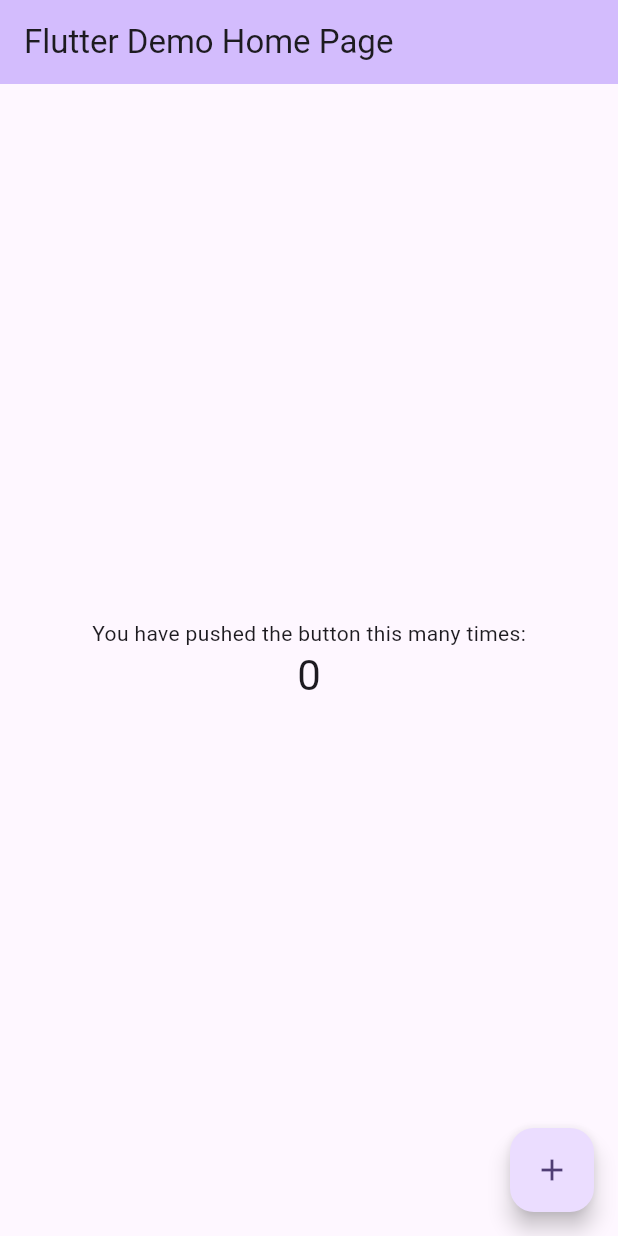
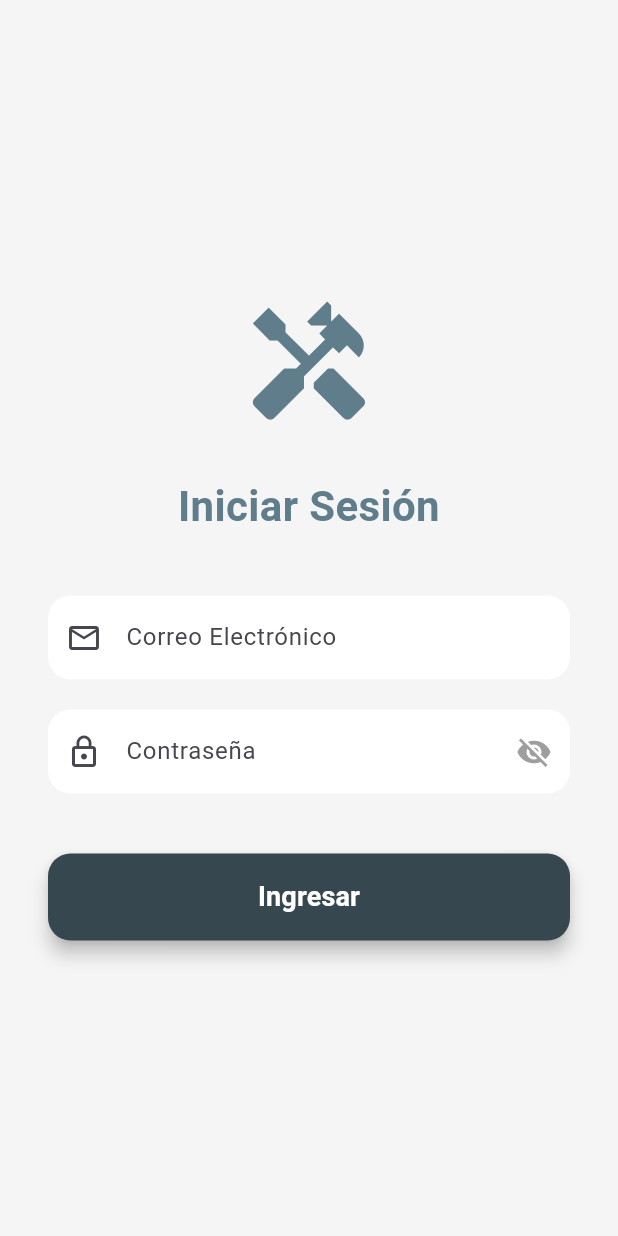
Before and after one commit to Sosa-dev/ferreteriaBimetalica, a Flutter app: the screen it shows after launch, on a phone screen of 412 x 824 dp. Run offline on Flutter 3.47's test engine with Material 3 defaults, Android fonts, the phone set to English and light mode, and no system bars; our stand-ins replace dio, flutter_secure_storage.

Commit message:
se agrega pantalla de login.dart

```diff
--- a/lib/main.dart
+++ b/lib/main.dart
@@ -1,4 +1,5 @@
 import 'package:flutter/material.dart';
+import 'screens/login.dart';
 
 void main() {
   runApp(const MyApp());
@@ -13,110 +14,9 @@ class MyApp extends StatelessWidget {
     return MaterialApp(
       title: 'Flutter Demo',
       theme: ThemeData(
-        // This is the theme of your application.
-        //
-        // TRY THIS: Try running your application with "flutter run". You'll see
-        // the application has a purple toolbar. Then, without quitting the app,
-        // try changing the seedColor in the colorScheme below to Colors.green
-        // and then invoke "hot reload" (save your changes or press the "hot
-        // reload" button in a Flutter-supported IDE, or press "r" if you used
-        // the command line to start the app).
-        //
-        // Notice that the counter didn't reset back to zero; the application
-        // state is not lost during the reload. To reset the state, use hot
-        // restart instead.
-        //
-        // This works for code too, not just values: Most code changes can be
-        // tested with just a hot reload.
         colorScheme: .fromSeed(seedColor: Colors.deepPurple),
       ),
-      home: const MyHomePage(title: 'Flutter Demo Home Page'),
+      home: LoginScreen(),
     );
   }
 }
-
-class MyHomePage extends StatefulWidget {
-  const MyHomePage({super.key, required this.title});
-
-  // This widget is the home page of your application. It is stateful, meaning
-  // that it has a State object (defined below) that contains fields that affect
-  // how it looks.
-
-  // This class is the configuration for the state. It holds the values (in this
-  // case the title) provided by the parent (in this case the App widget) and
-  // used by the build method of the State. Fields in a Widget subclass are
-  // always marked "final".
-
-  final String title;
-
-  @override
-  State<MyHomePage> createState() => _MyHomePageState();
-}
-
-class _MyHomePageState extends State<MyHomePage> {
-  int _counter = 0;
-
-  void _incrementCounter() {
-    setState(() {
-      // This call to setState tells the Flutter framework that something has
-      // changed in this State, which causes it to rerun the build method below
-      // so that the display can reflect the updated values. If we changed
-      // _counter without calling setState(), then the build method would not be
-      // called again, and so nothing would appear to happen.
-      _counter++;
-    });
-  }
-
-  @override
-  Widget build(BuildContext context) {
-    // This method is rerun every time setState is called, for instance as done
-    // by the _incrementCounter method above.
-    //
-    // The Flutter framework has been optimized to make rerunning build methods
-    // fast, so that you can just rebuild anything that needs updating rather
-    // than having to individually change instances of widgets.
-    return Scaffold(
-      appBar: AppBar(
-        // TRY THIS: Try changing the color here to a specific color (to
-        // Colors.amber, perhaps?) and trigger a hot reload to see the AppBar
-        // change color while the other colors stay the same.
-        backgroundColor: Theme.of(context).colorScheme.inversePrimary,
-        // Here we take the value from the MyHomePage object that was created by
-        // the App.build method, and use it to set our appbar title.
-        title: Text(widget.title),
-      ),
-      body: Center(
-        // Center is a layout widget. It takes a single child and positions it
-        // in the middle of the parent.
-        child: Column(
-          // Column is also a layout widget. It takes a list of children and
-          // arranges them vertically. By default, it sizes itself to fit its
-          // children horizontally, and tries to be as tall as its parent.
-          //
-          // Column has various properties to control how it sizes itself and
-          // how it positions its children. Here we use mainAxisAlignment to
-          // center the children vertically; the main axis here is the vertical
-          // axis because Columns are vertical (the cross axis would be
-          // horizontal).
-          //
-          // TRY THIS: Invoke "debug painting" (choose the "Toggle Debug Paint"
-          // action in the IDE, or press "p" in the console), to see the
-          // wireframe for each widget.
-          mainAxisAlignment: .center,
-          children: [
-            const Text('You have pushed the button this many times:'),
-            Text(
-              '$_counter',
-              style: Theme.of(context).textTheme.headlineMedium,
-            ),
-          ],
-        ),
-      ),
-      floatingActionButton: FloatingActionButton(
-        onPressed: _incrementCounter,
-        tooltip: 'Increment',
-        child: const Icon(Icons.add),
-      ),
-    );
-  }
-}
--- /dev/null
+++ b/lib/screens/login.dart
@@ -0,0 +1,189 @@
+import 'package:flutter/material.dart';
+import 'package:dio/dio.dart';
+import 'package:flutter_secure_storage/flutter_secure_storage.dart';
+
+class LoginScreen extends StatefulWidget {
+  const LoginScreen({super.key});
+
+  @override
+  State<LoginScreen> createState() => _LoginScreenState();
+}
+
+class _LoginScreenState extends State<LoginScreen> {
+  final _emailController = TextEditingController();
+  final _passwordController = TextEditingController();
+
+  final _storage = const FlutterSecureStorage();
+  final _dio = Dio();
+
+  bool _isLoading = false;
+  bool _obscurePassword = true;
+
+  Future<void> _login() async {
+    setState(() {
+      _isLoading = true;
+    });
+
+    try {
+      // Recuerda cambiar esta IP por la de la red local o servidor de tu FastAPI.
+      // Si usas el emulador de Android y tu API corre en tu PC, usa 10.0.2.2 en vez de localhost.
+      final response = await _dio.post(
+        'http://10.0.2.2:8000/login',
+        data: {
+          'correo': _emailController.text,
+          'password': _passwordController.text,
+        },
+      );
+
+      if (response.statusCode == 200) {
+        // FastAPI por defecto con OAuth2 envía el token bajo la llave "access_token"
+        final token = response.data['access_token'];
+
+        // Se guarda el JWT de manera segura en el teléfono
+        await _storage.write(key: 'jwt_token', value: token);
+
+        if (!mounted) return;
+        ScaffoldMessenger.of(context).showSnackBar(
+          const SnackBar(
+              content: Text('¡Inicio de sesión exitoso!'),
+              backgroundColor: Colors.green
+          ),
+        );
+
+        // Aquí rediriges a la pantalla del catálogo o de punto de venta
+        // Navigator.pushReplacementNamed(context, '/home');
+      }
+    } on DioException catch (e) {
+      String errorMsg = 'Error al conectar con el servidor';
+      if (e.response?.statusCode == 401) {
+        errorMsg = 'Correo o contraseña incorrectos';
+      }
+
+      if (!mounted) return;
+      ScaffoldMessenger.of(context).showSnackBar(
+        SnackBar(content: Text(errorMsg), backgroundColor: Colors.red),
+      );
+    } finally {
+      if (mounted) {
+        setState(() {
+          _isLoading = false;
+        });
+      }
+    }
+  }
+
+  @override
+  void dispose() {
+    _emailController.dispose();
+    _passwordController.dispose();
+    super.dispose();
+  }
+
+  @override
+  Widget build(BuildContext context) {
+    return Scaffold(
+      backgroundColor: Colors.grey[100], // Fondo limpio y profesional
+      body: Center(
+        child: SingleChildScrollView(
+          padding: const EdgeInsets.symmetric(horizontal: 32.0),
+          child: Column(
+            mainAxisAlignment: MainAxisAlignment.center,
+            crossAxisAlignment: CrossAxisAlignment.stretch,
+            children: [
+              // Ícono temático o espacio para el logo de tu sistema
+              const Icon(
+                  Icons.handyman,
+                  size: 90,
+                  color: Colors.blueGrey
+              ),
+              const SizedBox(height: 30),
+
+              const Text(
+                'Iniciar Sesión',
+                style: TextStyle(
+                    fontSize: 28,
+                    fontWeight: FontWeight.bold,
+                    color: Colors.blueGrey
+                ),
+                textAlign: TextAlign.center,
+              ),
+              const SizedBox(height: 40),
+
+              // TextField para el correo
+              TextField(
+                controller: _emailController,
+                keyboardType: TextInputType.emailAddress,
+                decoration: InputDecoration(
+                  labelText: 'Correo Electrónico',
+                  prefixIcon: const Icon(Icons.email_outlined),
+                  filled: true,
+                  fillColor: Colors.white,
+                  border: OutlineInputBorder(
+                    borderRadius: BorderRadius.circular(15),
+                    borderSide: BorderSide.none,
+                  ),
+                ),
+              ),
+              const SizedBox(height: 20),
+
+              // TextField para la contraseña
+              TextField(
+                controller: _passwordController,
+                obscureText: _obscurePassword,
+                decoration: InputDecoration(
+                  labelText: 'Contraseña',
+                  prefixIcon: const Icon(Icons.lock_outline),
+                  filled: true,
+                  fillColor: Colors.white,
+                  suffixIcon: IconButton(
+                    icon: Icon(
+                      _obscurePassword ? Icons.visibility_off : Icons.visibility,
+                      color: Colors.grey,
+                    ),
+                    onPressed: () {
+                      setState(() {
+                        _obscurePassword = !_obscurePassword;
+                      });
+                    },
+                  ),
+                  border: OutlineInputBorder(
+                    borderRadius: BorderRadius.circular(15),
+                    borderSide: BorderSide.none,
+                  ),
+                ),
+              ),
+              const SizedBox(height: 40),
+
+              // Botón primario
+              ElevatedButton(
+                onPressed: _isLoading ? null : _login,
+                style: ElevatedButton.styleFrom(
+                  padding: const EdgeInsets.symmetric(vertical: 16),
+                  shape: RoundedRectangleBorder(
+                    borderRadius: BorderRadius.circular(15),
+                  ),
+                  backgroundColor: Colors.blueGrey[800],
+                  foregroundColor: Colors.white,
+                  elevation: 5,
+                ),
+                child: _isLoading
+                    ? const SizedBox(
+                  height: 24,
+                  width: 24,
+                  child: CircularProgressIndicator(
+                    color: Colors.white,
+                    strokeWidth: 2,
+                  ),
+                )
+                    : const Text(
+                    'Ingresar',
+                    style: TextStyle(fontSize: 18, fontWeight: FontWeight.bold)
+                ),
+              ),
+            ],
+          ),
+        ),
+      ),
+    );
+  }
+}
--- a/pubspec.yaml
+++ b/pubspec.yaml
@@ -34,6 +34,8 @@ dependencies:
   # The following adds the Cupertino Icons font to your application.
   # Use with the CupertinoIcons class for iOS style icons.
   cupertino_icons: ^1.0.8
+  dio: ^5.11.1
+  flutter_secure_storage: ^11.2.0
 
 dev_dependencies:
   flutter_test:
```
Also changed, not shown: pubspec.lock, 5 other files.
